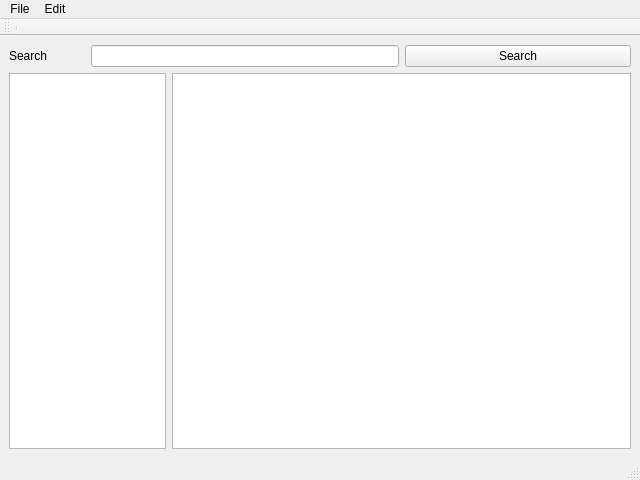
Above: tree_notes.ui from lbase/revnotes before the change. Below: the same form after it.
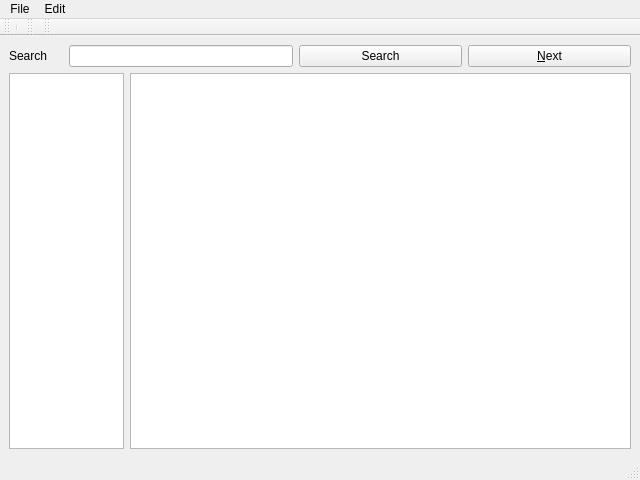
That is the form after the change. Icons and pictures are not drawn.

Commit message: add copy selected text to toolbar

```diff
--- a/tree_notes.ui
+++ b/tree_notes.ui
@@ -36,6 +36,13 @@
       </property>
      </widget>
     </item>
+    <item row="0" column="4">
+     <widget class="QPushButton" name="btnNext">
+      <property name="text">
+       <string>&amp;Next</string>
+      </property>
+     </widget>
+    </item>
     <item row="1" column="0" colspan="2">
      <widget class="QTreeView" name="treeRevNote">
       <property name="sizePolicy">
@@ -52,7 +59,7 @@
       </property>
      </widget>
     </item>
-    <item row="1" column="2" colspan="2">
+    <item row="1" column="2" colspan="3">
      <widget class="QTextEdit" name="txtRevNote">
       <property name="sizePolicy">
        <sizepolicy hsizetype="Expanding" vsizetype="Expanding">
@@ -124,6 +131,28 @@
    </attribute>
    <addaction name="separator"/>
   </widget>
+  <widget class="QToolBar" name="toolBar_2">
+   <property name="windowTitle">
+    <string>toolBar_2</string>
+   </property>
+   <attribute name="toolBarArea">
+    <enum>TopToolBarArea</enum>
+   </attribute>
+   <attribute name="toolBarBreak">
+    <bool>false</bool>
+   </attribute>
+  </widget>
+  <widget class="QToolBar" name="toolBar_3">
+   <property name="windowTitle">
+    <string>toolBar_3</string>
+   </property>
+   <attribute name="toolBarArea">
+    <enum>TopToolBarArea</enum>
+   </attribute>
+   <attribute name="toolBarBreak">
+    <bool>false</bool>
+   </attribute>
+  </widget>
   <action name="action_Open">
    <property name="text">
     <string>&amp;Open</string>
```
Left out of the diff: 6 changed lines with no effect on the pictures. The commit also changes 4 other files.
